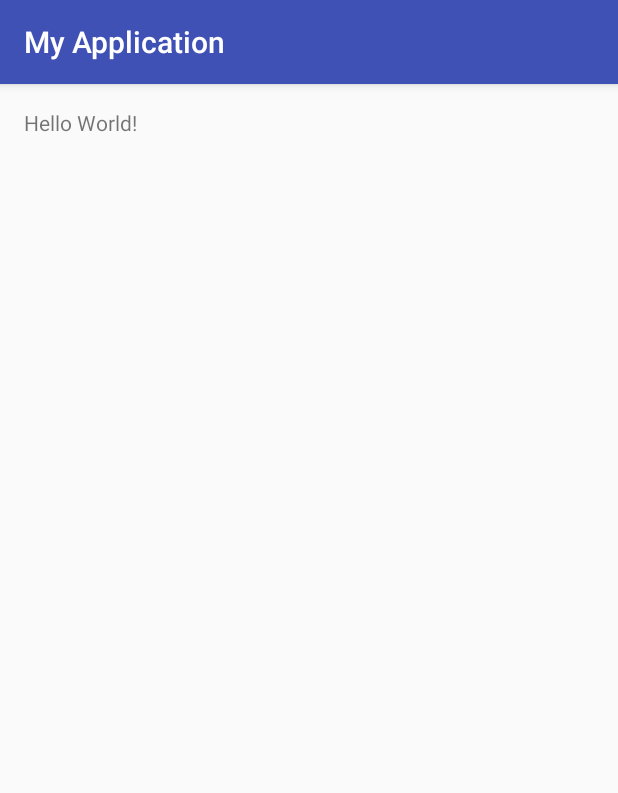
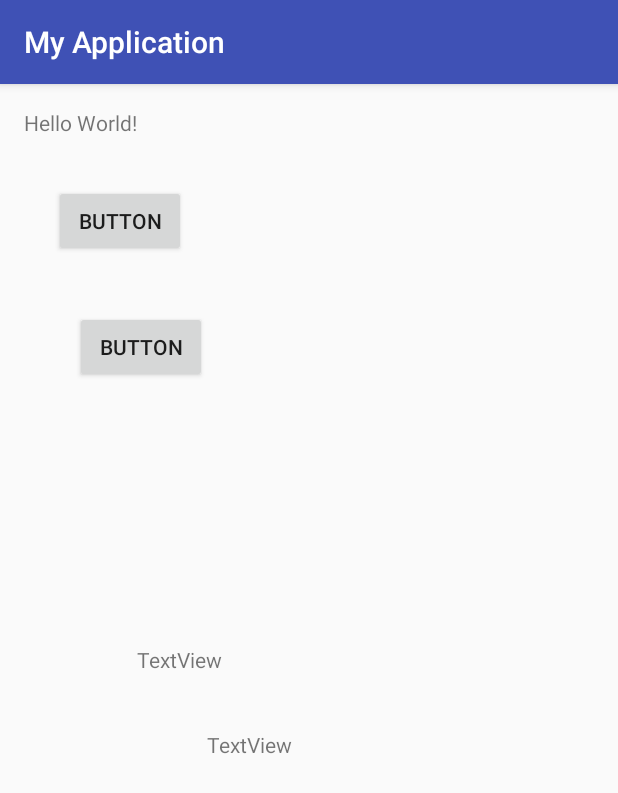
Before and after one commit to MohammedHusseinSoftware/MyApplication, an Android app: the screen it shows after launch (MainActivity), on a phone screen of 412 x 824 dp. Shown: the top 793 px of the screen. Run offline under Robolectric (Android 15) with nearby library versions, the phone set to English and light mode, and no system bars.

Commit message:
activity.main
add some item

```diff
--- a/app/src/main/res/layout/activity_main.xml
+++ b/app/src/main/res/layout/activity_main.xml
@@ -13,5 +13,49 @@
     <TextView
         android:layout_width="wrap_content"
         android:layout_height="wrap_content"
-        android:text="Hello World!" />
+        android:text="Hello World!"
+        android:id="@+id/textView" />
+
+    <Button
+        android:text="Button"
+        android:layout_width="wrap_content"
+        android:layout_height="wrap_content"
+        android:layout_below="@+id/textView"
+        android:layout_alignParentLeft="true"
+        android:layout_alignParentStart="true"
+        android:layout_marginLeft="20dp"
+        android:layout_marginStart="20dp"
+        android:layout_marginTop="32dp"
+        android:id="@+id/test" />
+
+    <Button
+        android:text="Button"
+        android:layout_width="wrap_content"
+        android:layout_height="wrap_content"
+        android:layout_below="@+id/test"
+        android:layout_alignLeft="@+id/test"
+        android:layout_alignStart="@+id/test"
+        android:layout_marginLeft="14dp"
+        android:layout_marginStart="14dp"
+        android:layout_marginTop="36dp"
+        android:id="@+id/button2" />
+
+    <TextView
+        android:text="TextView"
+        android:layout_width="wrap_content"
+        android:layout_height="wrap_content"
+        android:layout_centerVertical="true"
+        android:layout_toRightOf="@+id/textView"
+        android:layout_toEndOf="@+id/textView"
+        android:id="@+id/textView2" />
+
+    <TextView
+        android:text="TextView"
+        android:layout_width="wrap_content"
+        android:layout_height="wrap_content"
+        android:layout_below="@+id/textView2"
+        android:layout_toRightOf="@+id/button2"
+        android:layout_toEndOf="@+id/button2"
+        android:layout_marginTop="37dp"
+        android:id="@+id/textView3" />
 </RelativeLayout>
```
